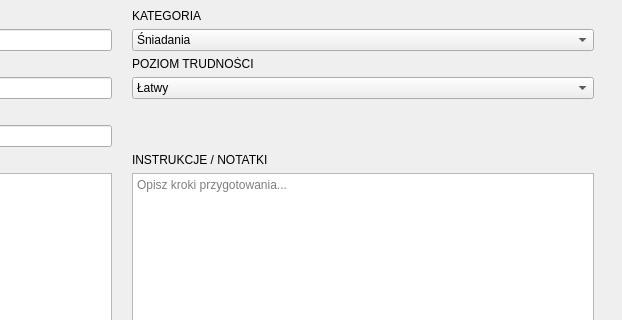
Above: RecipeManager/pages/AddRecipePage.ui from akmqu/recipe-manager before the change; both pictures show x 378 to 1000 and y 286 to 606 of the 1000 by 720 pixel window. Below: the same form after it.
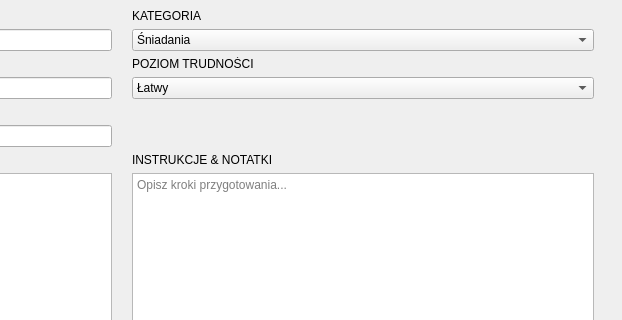
That is the form after the change.

The edit to the form file:
```diff
--- a/RecipeManager/pages/AddRecipePage.ui
+++ b/RecipeManager/pages/AddRecipePage.ui
@@ -323,7 +323,7 @@
          <item row="6" column="1">
           <widget class="QLabel" name="label_Notes">
            <property name="text">
-            <string>INSTRUKCJE / NOTATKI</string>
+            <string>INSTRUKCJE &amp; NOTATKI</string>
            </property>
           </widget>
          </item>
```
